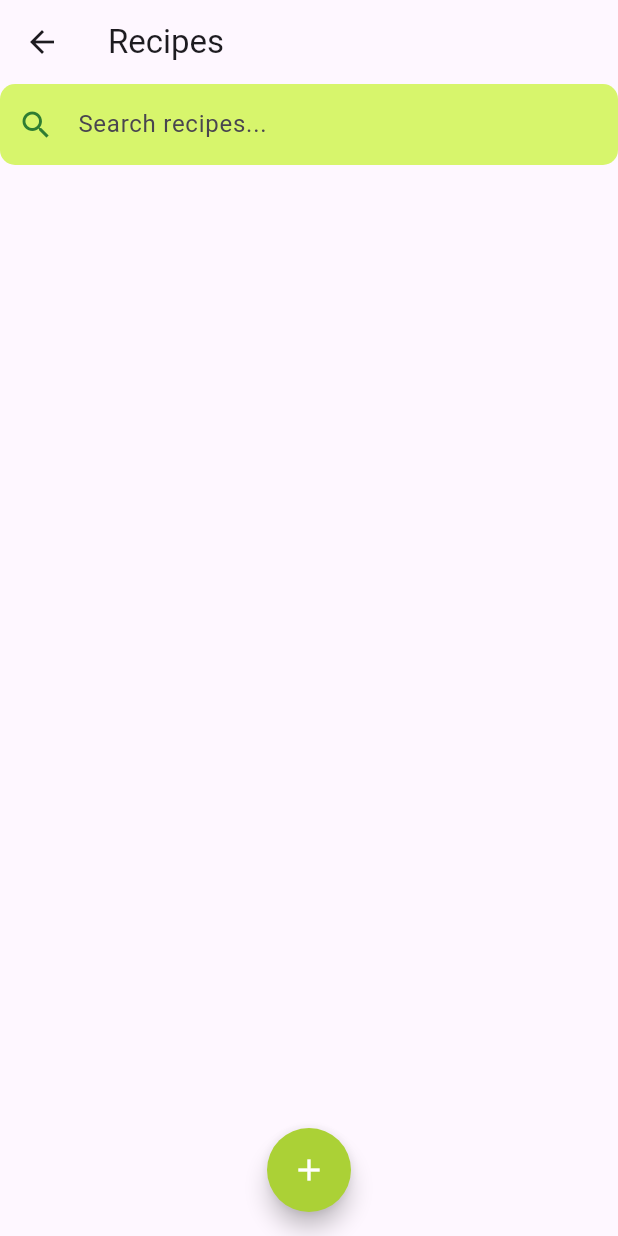
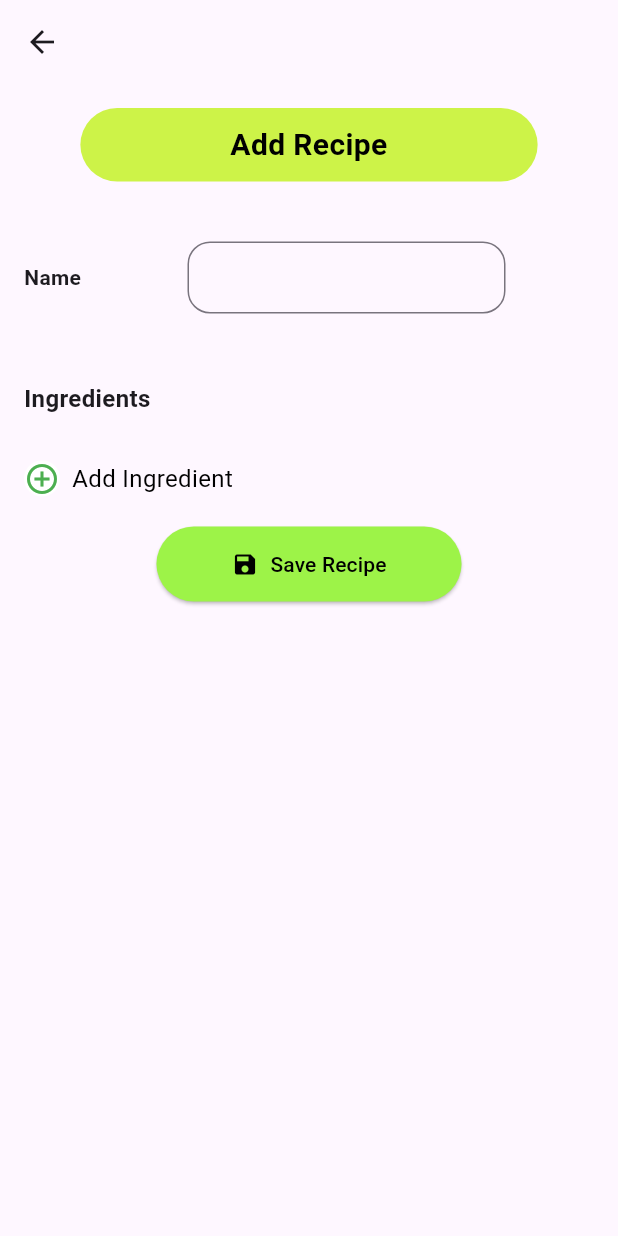
Before and after one commit to jaqubm/calorieCounter_frontend, a Flutter app: the RecipesScreen screen opened directly, after a tap on the "add" icon, on a phone screen of 412 x 824 dp. Run offline on Flutter 3.47's test engine with Material 3 defaults, Android fonts, the phone set to English and light mode, and no system bars; our stand-ins replace flutter_dotenv, google_sign_in, shared_preferences; accounts and stored records are empty.

Commit message:
init of add recipe screen

```diff
--- /dev/null
+++ b/lib/screens/add_recipe_screen.dart
@@ -0,0 +1,112 @@
+import 'package:caloriecounter/colors.dart';
+
+import 'package:caloriecounter/widgets/input_row.dart';
+import 'package:flutter/material.dart';
+import 'package:provider/provider.dart';
+
+class AddRecipeScreen extends StatelessWidget {
+  final TextEditingController _nameController = TextEditingController();
+
+  final GlobalKey<FormState> _formKey = GlobalKey<FormState>();
+
+  @override
+  Widget build(BuildContext context) {
+    return Scaffold(
+      appBar: AppBar(),
+      body: SingleChildScrollView(
+        child: Padding(
+          padding: const EdgeInsets.all(16.0),
+          child: Form(
+            key: _formKey,
+            child: Column(
+              children: [
+                Center(
+                  child: Container(
+                    padding:
+                        EdgeInsets.symmetric(horizontal: 100.0, vertical: 10.0),
+                    decoration: BoxDecoration(
+                      color: AppColors.primaryColor,
+                      borderRadius: BorderRadius.circular(25.0),
+                    ),
+                    child: Text(
+                      'Add Recipe',
+                      style: TextStyle(
+                        fontSize: 20,
+                        color: Colors.black,
+                        fontWeight: FontWeight.bold,
+                      ),
+                      textAlign: TextAlign.center,
+                    ),
+                  ),
+                ),
+                SizedBox(height: 40),
+                InputRow('Name', _nameController, ''),
+                SizedBox(height: 20),
+                Align(
+                  alignment: Alignment.centerLeft,
+                  child: Text(
+                    'Ingredients',
+                    style: TextStyle(
+                      fontSize: 16,
+                      fontWeight: FontWeight.bold,
+                    ),
+                  ),
+                ),
+                SizedBox(height: 20),
+                SizedBox(height: 10),
+                Row(
+                  children: [
+                    Container(
+                      decoration: BoxDecoration(
+                        shape: BoxShape.circle,
+                        color: Colors.white, // White background
+                      ),
+                      child: Icon(
+                        Icons.add_circle_outline,
+                        color: Colors.green, // Green icon color
+                        size: 24.0,
+                      ),
+                    ),
+                    SizedBox(width: 8),
+                    Text(
+                      'Add Ingredient',
+                      style: TextStyle(
+                        fontSize: 16,
+                        fontWeight: FontWeight.normal,
+                        color: Colors.black,
+                      ),
+                    ),
+                  ],
+                ),
+                SizedBox(height: 20),
+                ElevatedButton(
+                  onPressed: () => _addRecipe(context),
+                  style: ElevatedButton.styleFrom(
+                    padding: EdgeInsets.symmetric(horizontal: 50, vertical: 15),
+                    backgroundColor: AppColors.saveButtonColor,
+                  ),
+                  child: Row(
+                    mainAxisSize: MainAxisSize.min,
+                    children: [
+                      Icon(
+                        Icons.save,
+                        color: Colors.black,
+                      ),
+                      SizedBox(width: 8),
+                      Text(
+                        'Save Recipe',
+                        style: TextStyle(color: Colors.black),
+                      ),
+                    ],
+                  ),
+                ),
+              ],
+            ),
+          ),
+        ),
+      ),
+    );
+  }
+
+  Future<void> _addRecipe(BuildContext context) async {}
+}
--- a/lib/screens/recipes_screen.dart
+++ b/lib/screens/recipes_screen.dart
@@ -1,4 +1,5 @@
 import 'package:caloriecounter/providers/recipe_provider.dart';
+import 'package:caloriecounter/screens/add_recipe_screen.dart';
 import 'package:caloriecounter/widgets/floating_button.dart';
 import 'package:caloriecounter/widgets/found_items_list.dart';
 import 'package:caloriecounter/widgets/search_input.dart';
@@ -26,10 +27,10 @@ class _RecipesScreenState extends State<RecipesScreen> {
   }
 
   void _onAddRecipe() async {
-    // await Navigator.push(
-    //   context,
-    //   MaterialPageRoute(builder: (context) => AddRecipeScreen()),
-    // );
+    await Navigator.push(
+      context,
+      MaterialPageRoute(builder: (context) => AddRecipeScreen()),
+    );
   }
 
   @override
@@ -47,7 +48,7 @@ class _RecipesScreenState extends State<RecipesScreen> {
             controller: _searchController,
             // onChanged: (query) => recipeProvider.searchRecipes(query),
           ),
-          // FoundItemsList(recipeProvider.isLoading, recipeProvider.recipes)
+          FoundItemsList(recipeProvider.isLoading, recipeProvider.recipes)
         ],
       ),
       floatingActionButtonLocation: FloatingActionButtonLocation.centerDocked,
```
